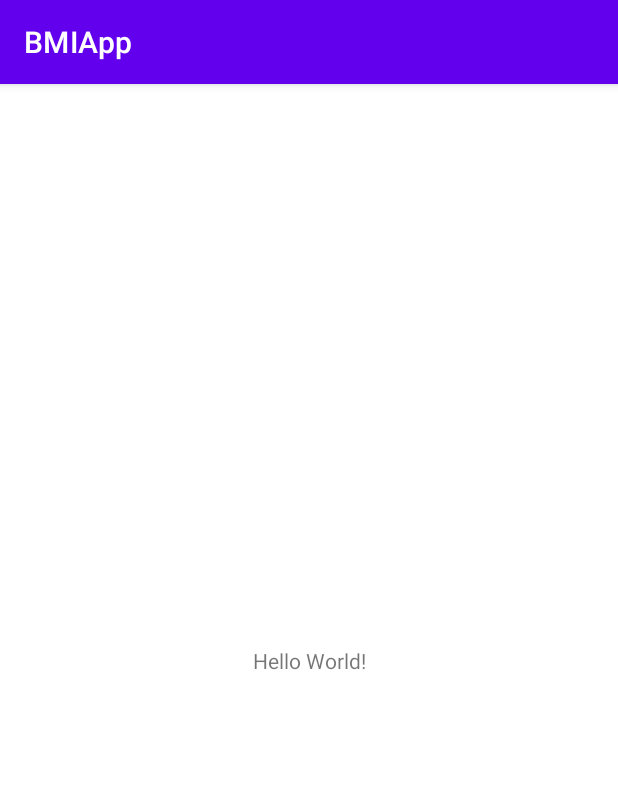
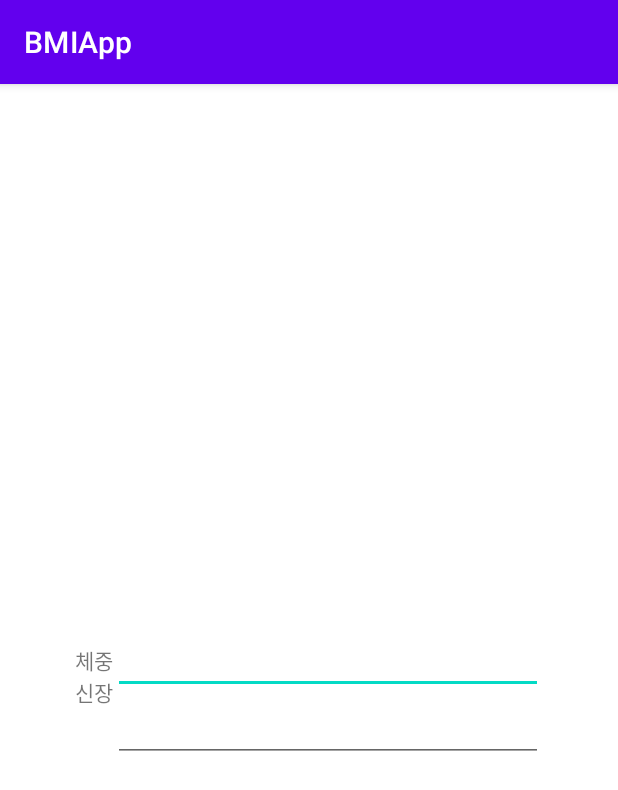
Before and after one commit to hyejineee/fastcampusAndroid, an Android app: the screen it shows after launch (MainActivity), on a phone screen of 412 x 824 dp. Shown: the top 790 px of the screen. Run offline under Robolectric (Android 15) with nearby library versions, the phone set to English and light mode, and no system bars.

```diff
--- a/BMIApp/app/src/main/res/layout/activity_main.xml
+++ b/BMIApp/app/src/main/res/layout/activity_main.xml
@@ -4,15 +4,52 @@
     xmlns:tools="http://schemas.android.com/tools"
     android:layout_width="match_parent"
     android:layout_height="match_parent"
+    android:padding="50dp"
     tools:context=".MainActivity">
 
-    <TextView
+    <androidx.appcompat.widget.AppCompatTextView
+        android:id="@+id/textview_main_weight"
         android:layout_width="wrap_content"
         android:layout_height="wrap_content"
-        android:text="Hello World!"
+        android:text="체중"
+        android:textSize="14dp"
         app:layout_constraintBottom_toBottomOf="parent"
         app:layout_constraintLeft_toLeftOf="parent"
+        app:layout_constraintRight_toLeftOf="@+id/edittextview_main_weight"
+        app:layout_constraintTop_toTopOf="parent" />
+
+    <androidx.appcompat.widget.AppCompatEditText
+        android:id="@+id/edittextview_main_weight"
+        android:layout_width="0dp"
+        android:layout_height="wrap_content"
+        android:inputType="number"
+        app:layout_constraintBottom_toBottomOf="parent"
+        app:layout_constraintLeft_toRightOf="@id/textview_main_weight"
         app:layout_constraintRight_toRightOf="parent"
         app:layout_constraintTop_toTopOf="parent" />
 
+    <androidx.appcompat.widget.AppCompatTextView
+        android:id="@+id/textview_main_height"
+        android:layout_width="wrap_content"
+        android:layout_height="wrap_content"
+        android:text="신장"
+        android:textSize="14dp"
+        app:layout_constraintBottom_toBottomOf="parent"
+        app:layout_constraintLeft_toLeftOf="parent"
+        app:layout_constraintRight_toLeftOf="@+id/edittextview_main_height"
+        app:layout_constraintTop_toBottomOf="@id/textview_main_weight"
+        app:layout_constraintVertical_bias="0" />
+
+    <androidx.appcompat.widget.AppCompatEditText
+        android:id="@+id/edittextview_main_height"
+        android:layout_width="0dp"
+        android:layout_height="wrap_content"
+        android:inputType="number"
+        app:layout_constraintBottom_toBottomOf="parent"
+        app:layout_constraintLeft_toRightOf="@id/textview_main_height"
+        app:layout_constraintRight_toRightOf="parent"
+        app:layout_constraintTop_toBottomOf="@id/edittextview_main_weight"
+        app:layout_constraintVertical_bias="0" />
+
+
 </androidx.constraintlayout.widget.ConstraintLayout>
```
Also changed, not shown: BMIApp/app/build.gradle (+14 -1 lines), BMIApp/gradle/wrapper/gradle-wrapper.properties, 2 other files.
